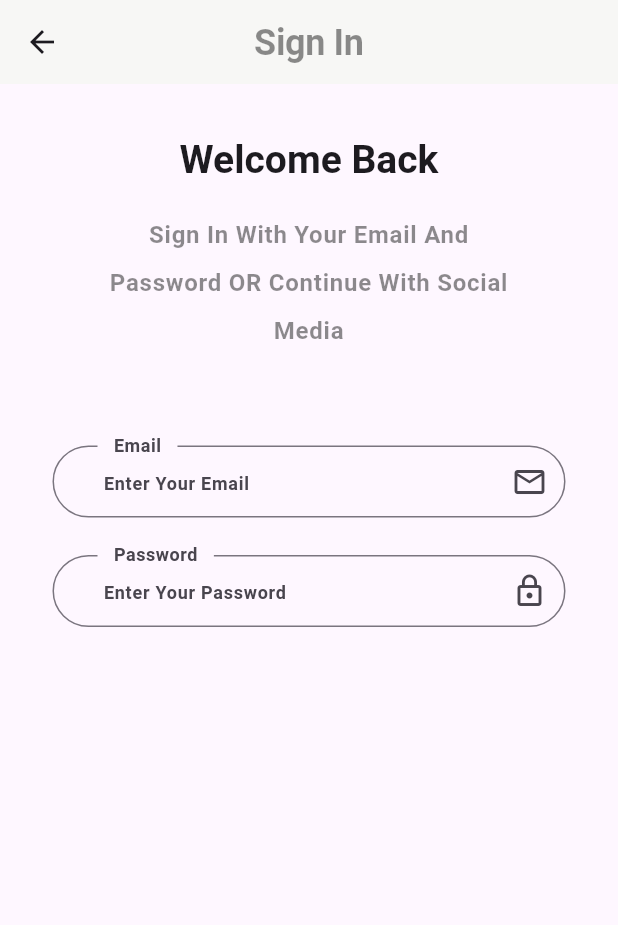
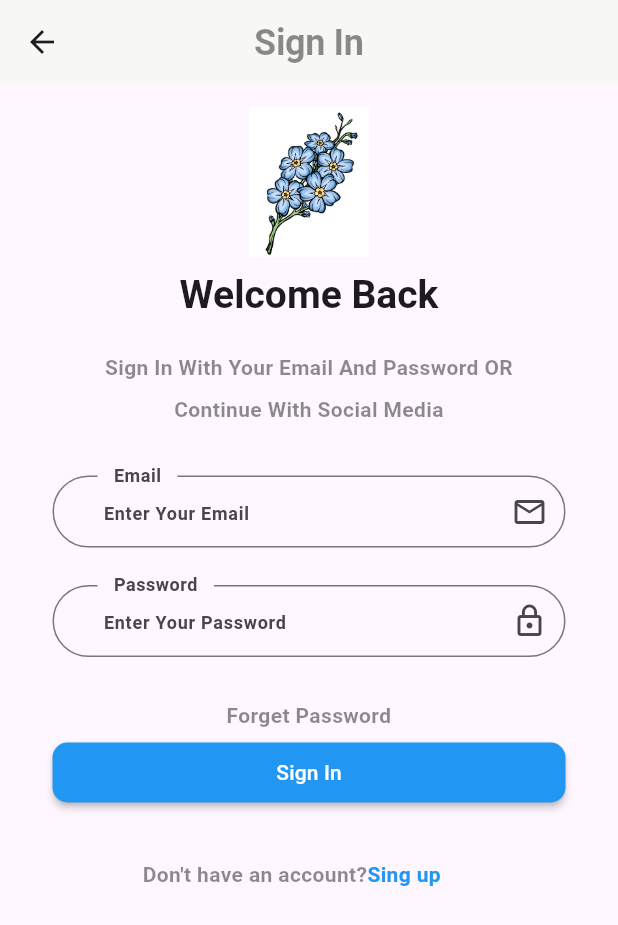
Before and after one commit to Ayaz25/forget_me_not, a Flutter app: the Login screen opened by its route, on a phone screen of 412 x 824 dp. Shown: the top 925 px of the screen. Run offline on Flutter 3.47's test engine with Material 2 defaults, Android fonts, the phone set to English and light mode, and no system bars; our stand-ins replace get, shared_preferences; accounts and stored records are empty.

Commit message:
continue with login page

```diff
--- a/lib/main.dart
+++ b/lib/main.dart
@@ -31,7 +31,8 @@ class MyApp extends StatelessWidget {
         textTheme: const TextTheme(
           headline1: TextStyle(fontWeight: FontWeight.bold, fontSize: 24),
           headline2: TextStyle(fontWeight: FontWeight.bold, fontSize: 26),
-          bodyText1:TextStyle(height: 2, color: Colors.black45, fontWeight: FontWeight.bold)
+          bodyText1: TextStyle(height: 2, color: Colors.black45, fontWeight: FontWeight.bold),
+          bodyText2: TextStyle(height: 2, color: Colors.black45, fontWeight: FontWeight.bold, fontSize: 14),
         ),
         colorScheme: ColorScheme.fromSeed(seedColor: Colors.deepPurple),
         useMaterial3: true,
--- a/lib/model/constant/imageAsset.dart
+++ b/lib/model/constant/imageAsset.dart
@@ -2,9 +2,7 @@
 class ImageAsset {
 
   static const String rootImages = "assets/images";
-  static const String startImage1 = "$rootImages/start1.png";
-  static const String startImage2 = "$rootImages/start2.png";
-  static const String startImage3 = "$rootImages/start3.png";
+  static const String logo        = "$rootImages/logo.png";
   static const String startStyle1 = "$rootImages/startStyle1.png";
   static const String startStyle2 = "$rootImages/startStyle2.png";
   static const String startStyle3 = "$rootImages/startStyle3.png";
--- a/lib/view/screen/login.dart
+++ b/lib/view/screen/login.dart
@@ -3,6 +3,9 @@ import 'package:flutter/material.dart';
 import 'package:forget_me_not/view/widget/logIn/LogInTextBody.dart';
 import 'package:forget_me_not/view/widget/logIn/logInTextForm.dart';
 import 'package:forget_me_not/view/widget/logIn/logInTextTitle.dart';
+
+import '../widget/logIn/logInButton.dart';
+import '../widget/logIn/logo.dart';
 
 class Login extends StatelessWidget {
   const Login({Key? key}) : super(key: key);
@@ -19,21 +22,31 @@ class Login extends StatelessWidget {
       body: Container(
         padding:const EdgeInsets.symmetric(vertical: 15, horizontal: 35),
         child: ListView(
-          children: const [
-            SizedBox(height: 20),
-            LogInTextTitle(text: "Welcome Back"),
-            SizedBox(height: 20),
-            LogInTextBody(bodyText: "Sign In With Your Email And Password OR Continue With Social Media"),
-            SizedBox(height: 60),
-            LogInTextForm(
+          children: [
+            const LogInLogo(),
+            const SizedBox(height: 10),
+            const LogInTextTitle(text: "Welcome Back"),
+            const SizedBox(height: 20),
+            const LogInTextBody(bodyText: "Sign In With Your Email And Password OR Continue With Social Media"),
+            const SizedBox(height: 30),
+            const LogInTextForm(
                 hintText: "Enter Your Email",
                 labelText: "Email",
                 iconData: Icons.email_outlined),
-            LogInTextForm(
+            const LogInTextForm(
                 hintText: "Enter Your Password",
                 labelText: "Password",
-                iconData: Icons.lock_outline)
-
+                iconData: Icons.lock_outline),
+            const Text("Forget Password", textAlign: TextAlign.center),
+            LogInButton(text: "Sign In", onPressed: (){}),
+            SizedBox(height: 30),
+            Container(
+              margin: EdgeInsets.only(left: 60),
+              child: Row(children: [
+                Text("Don't have an account?"),
+                InkWell(child: Text("Sing up", style: TextStyle(color: Colors.blue),))
+              ],),
+            )
           ],
         ),
       ),
--- a/lib/view/widget/logIn/LogInTextBody.dart
+++ b/lib/view/widget/logIn/LogInTextBody.dart
@@ -11,7 +11,7 @@ class LogInTextBody extends StatelessWidget {
       margin: const EdgeInsets.symmetric(horizontal: 25),
       child: Text(bodyText,
           textAlign: TextAlign.center,
-          style: Theme.of(context).textTheme.bodyText1),
+          style: Theme.of(context).textTheme.bodyText2),
     );
   }
 }
--- /dev/null
+++ b/lib/view/widget/logIn/logInButton.dart
@@ -0,0 +1,19 @@
+
+import 'package:flutter/material.dart';
+
+class LogInButton extends StatelessWidget {
+  final String text;
+  final void Function()? onPressed;
+  const LogInButton({Key? key, required this.text, this.onPressed}) : super(key: key);
+
+  @override
+  Widget build(BuildContext context) {
+    return MaterialButton(
+        onPressed: onPressed,
+        shape: RoundedRectangleBorder(borderRadius: BorderRadius.circular(10.0)),
+        padding:const EdgeInsets.symmetric(horizontal: 70, vertical: 10),
+        textColor: Colors.white,
+        color: Colors.blue,
+        child: Text(text));
+  }
+}
--- /dev/null
+++ b/lib/view/widget/logIn/logo.dart
@@ -0,0 +1,13 @@
+
+
+import 'package:flutter/material.dart';
+import 'package:forget_me_not/model/constant/imageAsset.dart';
+
+class LogInLogo extends StatelessWidget {
+  const LogInLogo({Key? key}) : super(key: key);
+
+  @override
+  Widget build(BuildContext context) {
+    return Image.asset(ImageAsset.logo, height: 100, width: 100,);
+  }
+}
```
Also changed, not shown: assets/images/logo.png (added).
